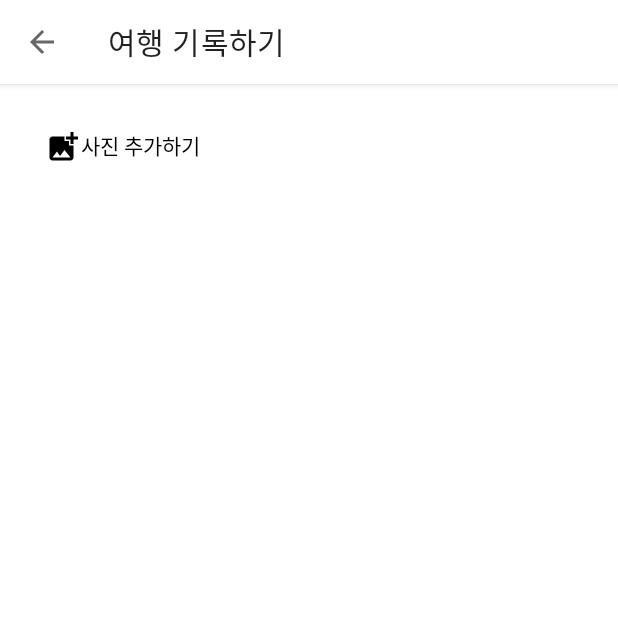
After one commit to Amazing-Stamp-Team/stamp-android, an Android app: the PostAddActivity screen opened directly, with no data from a screen before it, on a phone screen of 412 x 824 dp, the top half of it. The commit adds this screen. Run offline under Robolectric (Android 15) with nearby library versions, the phone set to English and light mode, and no system bars.

Commit message:
게시글 업로드 페이지 추가

```diff
--- a/app/src/main/java/com/example/stamp/pages/MainActivity.kt
+++ b/app/src/main/java/com/example/stamp/pages/MainActivity.kt
@@ -4,6 +4,7 @@ import android.os.Bundle
 import androidx.appcompat.app.AppCompatActivity
 import com.example.stamp.R
 import com.example.stamp.databinding.ActivityMainBinding
+import com.example.stamp.pages.sns.FeedFragment
 
 
 class MainActivity : AppCompatActivity() {
--- a/app/src/main/java/com/example/stamp/pages/sign/LoginActivity.kt
+++ b/app/src/main/java/com/example/stamp/pages/session/LoginActivity.kt
@@ -1,9 +1,8 @@
-package com.example.stamp.pages.sign
+package com.example.stamp.pages.session
 
 import android.content.Intent
 import androidx.appcompat.app.AppCompatActivity
 import android.os.Bundle
-import android.view.Window
 import android.view.WindowManager
 import android.widget.Button
 import android.widget.EditText
--- a/app/src/main/java/com/example/stamp/pages/sign/RegisterActivity.kt
+++ b/app/src/main/java/com/example/stamp/pages/session/RegisterActivity.kt
@@ -1,4 +1,4 @@
-package com.example.stamp.pages.sign
+package com.example.stamp.pages.session
 
 import androidx.appcompat.app.AppCompatActivity
 import android.os.Bundle
--- /dev/null
+++ b/app/src/main/java/com/example/stamp/pages/sns/PostAddActivity.kt
@@ -0,0 +1,36 @@
+package com.example.stamp.pages.sns
+
+import androidx.appcompat.app.AppCompatActivity
+import android.os.Bundle
+import android.view.MenuItem
+import com.example.stamp.databinding.ActivityPostAddBinding
+
+class PostAddActivity : AppCompatActivity() {
+    private val binding by lazy { ActivityPostAddBinding.inflate(layoutInflater) }
+
+    override fun onCreate(savedInstanceState: Bundle?) {
+        super.onCreate(savedInstanceState)
+        setContentView(binding.root)
+
+        setSupportActionBar(binding.toolbarPostAdd)
+        supportActionBar?.run {
+            // 앱 바 뒤로가기 버튼 설정
+            setDisplayHomeAsUpEnabled(true)
+        }
+
+
+
+
+    }
+
+    override fun onOptionsItemSelected(item: MenuItem): Boolean {
+        // 앱 바 클릭 이벤트
+        when (item.itemId) {
+            android.R.id.home -> {
+                finish()
+                return true
+            }
+        }
+        return super.onOptionsItemSelected(item)
+    }
+}
--- /dev/null
+++ b/app/src/main/res/drawable/ic_photo_add.xml
@@ -0,0 +1,5 @@
+<vector android:height="24dp" android:tint="#000000"
+    android:viewportHeight="24" android:viewportWidth="24"
+    android:width="24dp" xmlns:android="http://schemas.android.com/apk/res/android">
+    <path android:fillColor="@android:color/white" android:pathData="M19,7v2.99s-1.99,0.01 -2,0L17,7h-3s0.01,-1.99 0,-2h3L17,2h2v3h3v2h-3zM16,11L16,8h-3L13,5L5,5c-1.1,0 -2,0.9 -2,2v12c0,1.1 0.9,2 2,2h12c1.1,0 2,-0.9 2,-2v-8h-3zM5,19l3,-4 2,3 3,-4 4,5L5,19z"/>
+</vector>
--- a/app/src/main/res/layout/activity_login.xml
+++ b/app/src/main/res/layout/activity_login.xml
@@ -5,7 +5,7 @@
     android:layout_width="match_parent"
     android:layout_height="match_parent"
     android:background="@drawable/img_login_back_1"
-    tools:context=".pages.sign.LoginActivity">
+    tools:context=".pages.session.LoginActivity">
 
     <Button
         android:layout_width="wrap_content"
--- /dev/null
+++ b/app/src/main/res/layout/activity_post_add.xml
@@ -0,0 +1,41 @@
+<?xml version="1.0" encoding="utf-8"?>
+<LinearLayout xmlns:android="http://schemas.android.com/apk/res/android"
+    xmlns:app="http://schemas.android.com/apk/res-auto"
+    xmlns:tools="http://schemas.android.com/tools"
+    android:layout_width="match_parent"
+    android:layout_height="match_parent"
+    android:orientation="vertical"
+    tools:context=".pages.sns.PostAddActivity">
+
+    <androidx.appcompat.widget.Toolbar
+        android:id="@+id/toolbar_post_add"
+        android:layout_width="match_parent"
+        android:layout_height="wrap_content"
+        android:background="@color/white"
+        android:elevation="3dp"
+        app:title="@string/obj_post_add_toolbar" />
+
+    <ScrollView
+        android:layout_width="match_parent"
+        android:layout_height="match_parent">
+
+        <LinearLayout
+            android:layout_width="match_parent"
+            android:layout_height="match_parent"
+            android:orientation="vertical">
+
+
+
+            <TextView
+                android:id="@+id/tv_post_photo_add"
+                android:layout_width="wrap_content"
+                android:layout_height="wrap_content"
+                android:layout_marginStart="@dimen/gap_horizontal"
+                android:layout_marginTop="@dimen/gap_vertical"
+                android:drawableLeft="@drawable/ic_photo_add"
+                android:foreground="?attr/selectableItemBackground"
+                android:text="@string/obj_post_add_photo" />
+
+        </LinearLayout>
+    </ScrollView>
+</LinearLayout>
--- a/app/src/main/res/layout/activity_register.xml
+++ b/app/src/main/res/layout/activity_register.xml
@@ -5,7 +5,7 @@
     android:layout_width="match_parent"
     android:layout_height="match_parent"
     android:orientation="vertical"
-    tools:context=".pages.sign.RegisterActivity">
+    tools:context=".pages.session.RegisterActivity">
 
 
     <androidx.appcompat.widget.Toolbar
--- a/app/src/main/res/layout/bottom_login_popup.xml
+++ b/app/src/main/res/layout/bottom_login_popup.xml
@@ -8,7 +8,7 @@
     android:orientation="vertical"
     android:paddingHorizontal="@dimen/gap_horizontal"
     app:layout_behavior="@string/bottom_sheet_behavior"
-    tools:context=".pages.sign.LoginPopupFragment">
+    tools:context=".pages.session.LoginPopupFragment">
 
     <TextView
         android:layout_width="wrap_content"
--- a/app/src/main/res/values/strings.xml
+++ b/app/src/main/res/values/strings.xml
@@ -25,4 +25,6 @@
     <string name="obj_register_password">비밀번호</string>
     <string name="obj_register_password_check">비밀번호 확인</string>
     <string name="obj_register_finish">회원가입</string>
+    <string name="obj_post_add_toolbar">여행 기록하기</string>
+    <string name="obj_post_add_photo">사진 추가하기</string>
 </resources>
--- a/build.gradle
+++ b/build.gradle
@@ -2,7 +2,7 @@
 plugins {
     id 'com.android.application' version '7.2.1' apply false
     id 'com.android.library' version '7.2.1' apply false
-    id 'org.jetbrains.kotlin.android' version '1.7.0' apply false
+    id 'org.jetbrains.kotlin.android' version '1.7.10' apply false
 }
 
 task clean(type: Delete) {
```
Also changed, not shown: app/src/main/AndroidManifest.xml (+6 -3 lines), app/src/main/java/com/example/stamp/pages/sns/FeedFragment.kt (renamed from app/src/main/java/com/example/stamp/pages/FeedFragment.kt, +13 -2 lines), app/src/main/res/layout/fragment_feed.xml (+11 -6 lines).
